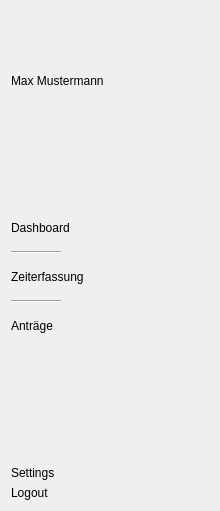
MehmetMertt/twentyONE_HR_System, file HR_Managment_System_Application/navbar.ui: the form before one commit.
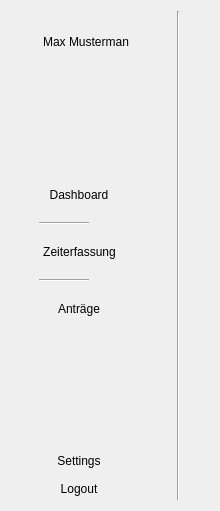
The form after the commit. Icons and pictures are not drawn.

Commit message: navbar with icons and animation

```diff
--- a/HR_Managment_System_Application/navbar.ui
+++ b/HR_Managment_System_Application/navbar.ui
@@ -16,114 +16,56 @@
     <height>16777215</height>
    </size>
   </property>
-  <property name="palette">
-   <palette>
-    <active>
-     <colorrole role="Light">
-      <brush brushstyle="SolidPattern">
-       <color alpha="255">
-        <red>248</red>
-        <green>241</green>
-        <blue>241</blue>
-       </color>
-      </brush>
-     </colorrole>
-     <colorrole role="Base">
-      <brush brushstyle="SolidPattern">
-       <color alpha="255">
-        <red>248</red>
-        <green>241</green>
-        <blue>241</blue>
-       </color>
-      </brush>
-     </colorrole>
-     <colorrole role="Window">
-      <brush brushstyle="SolidPattern">
-       <color alpha="255">
-        <red>248</red>
-        <green>241</green>
-        <blue>241</blue>
-       </color>
-      </brush>
-     </colorrole>
-     <colorrole role="Highlight">
-      <brush brushstyle="SolidPattern">
-       <color alpha="255">
-        <red>17</red>
-        <green>105</green>
-        <blue>142</blue>
-       </color>
-      </brush>
-     </colorrole>
-    </active>
-    <inactive/>
-    <disabled/>
-   </palette>
-  </property>
   <property name="windowTitle">
    <string>Form</string>
   </property>
   <property name="styleSheet">
    <string notr="true"/>
   </property>
-  <layout class="QVBoxLayout" name="verticalLayout_2">
+  <layout class="QHBoxLayout" name="horizontalLayout">
+   <item>
+    <layout class="QVBoxLayout" name="verticalLayout_5">
    <item>
     <spacer name="verticalSpacer_3">
      <property name="orientation">
       <enum>Qt::Vertical</enum>
      </property>
+       <property name="sizeType">
+        <enum>QSizePolicy::Maximum</enum>
+       </property>
      <property name="sizeHint" stdset="0">
       <size>
        <width>20</width>
-       <height>40</height>
+         <height>20</height>
       </size>
      </property>
     </spacer>
    </item>
    <item>
-    <layout class="QVBoxLayout" name="verticalLayout_4">
-     <property name="spacing">
-      <number>6</number>
-     </property>
-     <item>
-      <widget class="QLabel" name="label">
-       <property name="minimumSize">
-        <size>
-         <width>0</width>
-         <height>0</height>
-        </size>
-       </property>
-       <property name="maximumSize">
-        <size>
-         <width>200</width>
-         <height>16777215</height>
-        </size>
-       </property>
-       <property name="autoFillBackground">
-        <bool>false</bool>
-       </property>
-       <property name="styleSheet">
-        <string notr="true"/>
+      <widget class="QPushButton" name="username">
+       <property name="sizePolicy">
+        <sizepolicy hsizetype="Maximum" vsizetype="Fixed">
+         <horstretch>0</horstretch>
+         <verstretch>0</verstretch>
+        </sizepolicy>
        </property>
        <property name="text">
-        <string>Max Mustermann</string>
+        <string>Max Musterman</string>
+       </property>
+       <property name="icon">
+        <iconset resource="stylesheet.qrc">
+         <normaloff>:/icons/account.svg</normaloff>:/icons/account.svg</iconset>
+       </property>
+       <property name="iconSize">
+        <size>
+         <width>24</width>
+         <height>24</height>
+        </size>
+       </property>
+       <property name="flat">
+        <bool>true</bool>
        </property>
       </widget>
-     </item>
-    </layout>
-   </item>
-   <item>
-    <spacer name="verticalSpacer_5">
-     <property name="orientation">
-      <enum>Qt::Vertical</enum>
-     </property>
-     <property name="sizeHint" stdset="0">
-      <size>
-       <width>20</width>
-       <height>15</height>
-      </size>
-     </property>
-    </spacer>
    </item>
    <item>
     <spacer name="verticalSpacer_8">
@@ -141,20 +83,36 @@
    <item>
     <layout class="QVBoxLayout" name="verticalLayout">
      <item>
-      <widget class="QLabel" name="label_2">
-       <property name="maximumSize">
-        <size>
-         <width>200</width>
-         <height>16777215</height>
-        </size>
+        <widget class="QPushButton" name="nav_link1">
+         <property name="sizePolicy">
+          <sizepolicy hsizetype="Maximum" vsizetype="Fixed">
+           <horstretch>0</horstretch>
+           <verstretch>0</verstretch>
+          </sizepolicy>
+         </property>
+         <property name="cursor">
+          <cursorShape>PointingHandCursor</cursorShape>
        </property>
        <property name="text">
         <string>Dashboard</string>
        </property>
+         <property name="icon">
+          <iconset resource="stylesheet.qrc">
+           <normaloff>:/icons/dashboard.svg</normaloff>:/icons/dashboard.svg</iconset>
+         </property>
+         <property name="iconSize">
+          <size>
+           <width>24</width>
+           <height>24</height>
+          </size>
+         </property>
+         <property name="flat">
+          <bool>true</bool>
+         </property>
       </widget>
      </item>
      <item>
-      <spacer name="verticalSpacer_6">
+        <spacer name="verticalSpacer_2">
        <property name="orientation">
         <enum>Qt::Vertical</enum>
        </property>
@@ -180,7 +138,7 @@
       </widget>
      </item>
      <item>
-      <spacer name="verticalSpacer">
+        <spacer name="verticalSpacer_6">
        <property name="orientation">
         <enum>Qt::Vertical</enum>
        </property>
@@ -193,20 +151,33 @@
       </spacer>
      </item>
      <item>
-      <widget class="QLabel" name="label_3">
-       <property name="maximumSize">
-        <size>
-         <width>200</width>
-         <height>16777215</height>
-        </size>
+        <widget class="QPushButton" name="nav_link2">
+         <property name="sizePolicy">
+          <sizepolicy hsizetype="Maximum" vsizetype="Fixed">
+           <horstretch>0</horstretch>
+           <verstretch>0</verstretch>
+          </sizepolicy>
        </property>
        <property name="text">
         <string>Zeiterfassung</string>
        </property>
+         <property name="icon">
+          <iconset resource="stylesheet.qrc">
+           <normaloff>:/icons/zeit.svg</normaloff>:/icons/zeit.svg</iconset>
+         </property>
+         <property name="iconSize">
+          <size>
+           <width>24</width>
+           <height>24</height>
+          </size>
+         </property>
+         <property name="flat">
+          <bool>true</bool>
+         </property>
       </widget>
      </item>
      <item>
-      <spacer name="verticalSpacer_7">
+        <spacer name="verticalSpacer">
        <property name="orientation">
         <enum>Qt::Vertical</enum>
        </property>
@@ -232,7 +203,7 @@
       </widget>
      </item>
      <item>
-      <spacer name="verticalSpacer_2">
+        <spacer name="verticalSpacer_7">
        <property name="orientation">
         <enum>Qt::Vertical</enum>
        </property>
@@ -245,22 +216,35 @@
       </spacer>
      </item>
      <item>
-      <widget class="QLabel" name="label_4">
-       <property name="maximumSize">
-        <size>
-         <width>200</width>
-         <height>16777215</height>
-        </size>
+        <widget class="QPushButton" name="nav_link3">
+         <property name="sizePolicy">
+          <sizepolicy hsizetype="Maximum" vsizetype="Fixed">
+           <horstretch>0</horstretch>
+           <verstretch>0</verstretch>
+          </sizepolicy>
        </property>
        <property name="text">
         <string>Anträge</string>
        </property>
+         <property name="icon">
+          <iconset resource="stylesheet.qrc">
+           <normaloff>:/icons/antrag.svg</normaloff>:/icons/antrag.svg</iconset>
+         </property>
+         <property name="iconSize">
+          <size>
+           <width>24</width>
+           <height>24</height>
+          </size>
+         </property>
+         <property name="flat">
+          <bool>true</bool>
+         </property>
       </widget>
      </item>
     </layout>
    </item>
    <item>
-    <spacer name="verticalSpacer_9">
+      <spacer name="verticalSpacer_5">
      <property name="orientation">
       <enum>Qt::Vertical</enum>
      </property>
@@ -273,48 +257,82 @@
     </spacer>
    </item>
    <item>
-    <spacer name="verticalSpacer_4">
-     <property name="orientation">
-      <enum>Qt::Vertical</enum>
-     </property>
-     <property name="sizeHint" stdset="0">
-      <size>
-       <width>20</width>
-       <height>40</height>
-      </size>
-     </property>
-    </spacer>
-   </item>
-   <item>
-    <layout class="QVBoxLayout" name="verticalLayout_3">
-     <item>
-      <widget class="QLabel" name="label_5">
-       <property name="maximumSize">
-        <size>
-         <width>200</width>
-         <height>16777215</height>
-        </size>
+      <widget class="QPushButton" name="pushButton">
+       <property name="sizePolicy">
+        <sizepolicy hsizetype="Maximum" vsizetype="Fixed">
+         <horstretch>0</horstretch>
+         <verstretch>0</verstretch>
+        </sizepolicy>
        </property>
        <property name="text">
         <string>Settings</string>
        </property>
+       <property name="icon">
+        <iconset resource="stylesheet.qrc">
+         <normaloff>:/icons/settings.svg</normaloff>:/icons/settings.svg</iconset>
+       </property>
+       <property name="iconSize">
+        <size>
+         <width>24</width>
+         <height>24</height>
+        </size>
+       </property>
+       <property name="flat">
+        <bool>true</bool>
+       </property>
       </widget>
      </item>
      <item>
-      <widget class="QLabel" name="label_6">
-       <property name="maximumSize">
-        <size>
-         <width>200</width>
-         <height>16777215</height>
-        </size>
+      <widget class="QPushButton" name="pushButton_2">
+       <property name="sizePolicy">
+        <sizepolicy hsizetype="Maximum" vsizetype="Fixed">
+         <horstretch>0</horstretch>
+         <verstretch>0</verstretch>
+        </sizepolicy>
        </property>
        <property name="text">
         <string>Logout</string>
        </property>
+       <property name="icon">
+        <iconset resource="stylesheet.qrc">
+         <normaloff>:/icons/logout.svg</normaloff>:/icons/logout.svg</iconset>
+       </property>
+       <property name="iconSize">
+        <size>
+         <width>24</width>
+         <height>24</height>
+        </size>
+       </property>
+       <property name="flat">
+        <bool>true</bool>
+       </property>
       </widget>
      </item>
     </layout>
    </item>
+   <item>
+    <spacer name="horizontalSpacer">
+     <property name="orientation">
+      <enum>Qt::Horizontal</enum>
+     </property>
+     <property name="sizeType">
+      <enum>QSizePolicy::Maximum</enum>
+     </property>
+     <property name="sizeHint" stdset="0">
+      <size>
+       <width>10</width>
+       <height>20</height>
+      </size>
+     </property>
+    </spacer>
+   </item>
+   <item>
+    <widget class="Line" name="line_3">
+     <property name="orientation">
+      <enum>Qt::Vertical</enum>
+     </property>
+    </widget>
+   </item>
   </layout>
  </widget>
  <resources/>
```
Left out of the diff: 4 changed lines with no effect on the pictures. Lines whose indentation alone changed are shown as unchanged. The commit also changes 15 other files.
